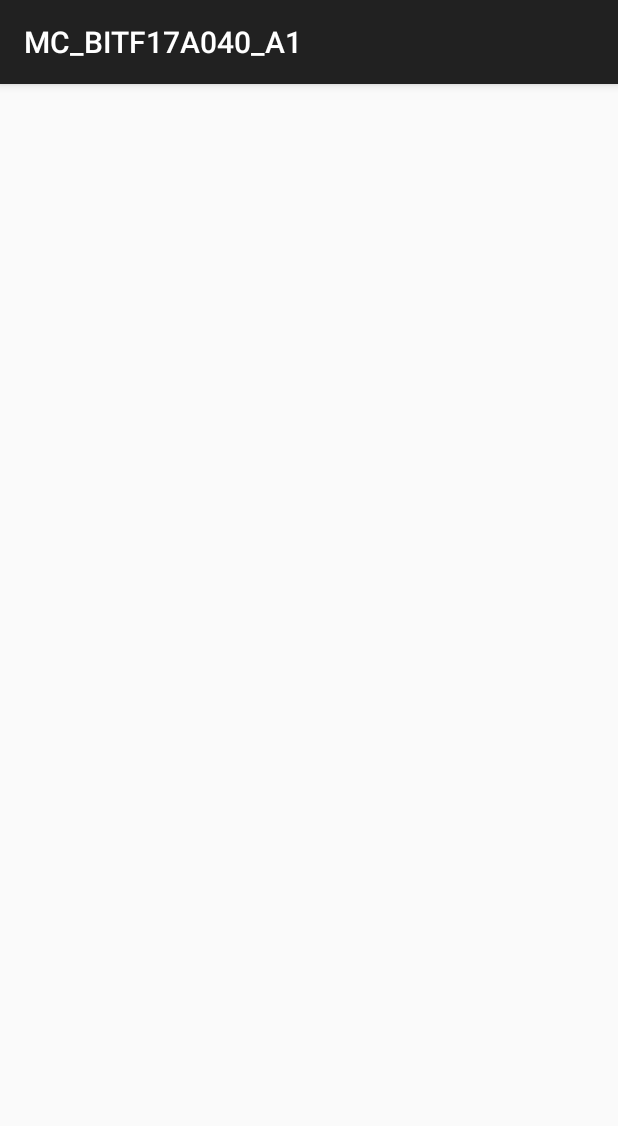
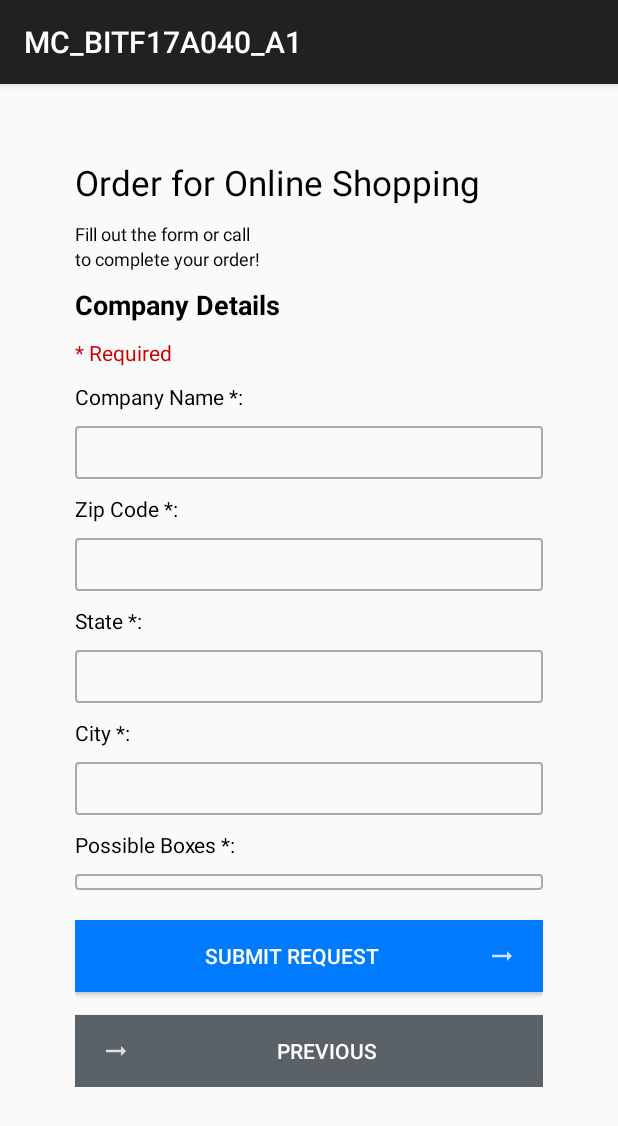
Before and after one commit to sohaibsalman/shopping-app, an Android app: the CompnayInfoActivity screen opened directly, with no data from a screen before it, on a phone screen of 412 x 824 dp. Shown: the top 1126 px of the screen. Run offline under Robolectric (Android 15) with nearby library versions, the phone set to English and light mode, and no system bars.

Commit message:
Add Company Info details page

```diff
--- a/app/src/main/res/layout/activity_compnay_info.xml
+++ b/app/src/main/res/layout/activity_compnay_info.xml
@@ -1,9 +1,99 @@
 <?xml version="1.0" encoding="utf-8"?>
-<androidx.constraintlayout.widget.ConstraintLayout xmlns:android="http://schemas.android.com/apk/res/android"
-    xmlns:app="http://schemas.android.com/apk/res-auto"
-    xmlns:tools="http://schemas.android.com/tools"
-    android:layout_width="match_parent"
+
+<LinearLayout
+    xmlns:android="http://schemas.android.com/apk/res/android"
     android:layout_height="match_parent"
-    tools:context=".CompnayInfoActivity">
+    android:layout_width="match_parent">
 
-</androidx.constraintlayout.widget.ConstraintLayout>
+    <ScrollView
+        android:layout_width="match_parent"
+        android:layout_height="match_parent">
+
+        <LinearLayout
+            android:layout_width="match_parent"
+            android:layout_height="wrap_content"
+            android:layout_margin="50dp"
+            android:orientation="vertical">
+
+            <TextView
+                style="@style/heading_h2"
+                android:text="@string/main_heading" />
+
+            <TextView
+                style="@style/heading_sub"
+                android:layout_marginTop="10dp"
+                android:text="@string/sub_info" />
+
+            <TextView
+                style="@style/heading_sub"
+                android:text="to complete your order!" />
+
+            <TextView
+                style="@style/heading_4_bold"
+                android:text="Company Details" />
+
+            <TextView
+                style="@style/required"
+                android:text="* Required" />
+
+            <TextView
+                style="@style/label"
+                android:text="Company Name *:" />
+
+            <EditText
+                style="@style/textbox"
+                android:id="@+id/txtCompanyName"
+                android:inputType="textPersonName"
+                android:background="@drawable/texbox_border" />
+            <TextView
+                style="@style/label"
+                android:text="Zip Code *:" />
+
+            <EditText
+                style="@style/textbox"
+                android:id="@+id/txtZip"
+                android:inputType="number"
+                android:background="@drawable/texbox_border" />
+            <TextView
+                style="@style/label"
+                android:text="State *:" />
+
+            <EditText
+                style="@style/textbox"
+                android:id="@+id/txtState"
+                android:inputType="textPersonName"
+                android:background="@drawable/texbox_border" />
+            <TextView
+                style="@style/label"
+                android:text="City *:" />
+
+            <EditText
+                style="@style/textbox"
+                android:id="@+id/txtContact"
+                android:inputType="textPersonName"
+                android:background="@drawable/texbox_border" />
+
+            <TextView
+                style="@style/label"
+                android:text="Possible Boxes *:" />
+
+            <Spinner
+                style="@style/textbox"
+                android:background="@drawable/texbox_border" />
+            />
+
+            <Button
+                style="@style/button_next"
+                android:layout_marginTop="20dp"
+                android:text="submit request"/>
+
+            <Button
+                style="@style/button_prev"
+                android:layout_marginTop="15dp"
+                android:text="@string/button_prev"/>
+
+        </LinearLayout>
+
+    </ScrollView>
+
+</LinearLayout>
```
